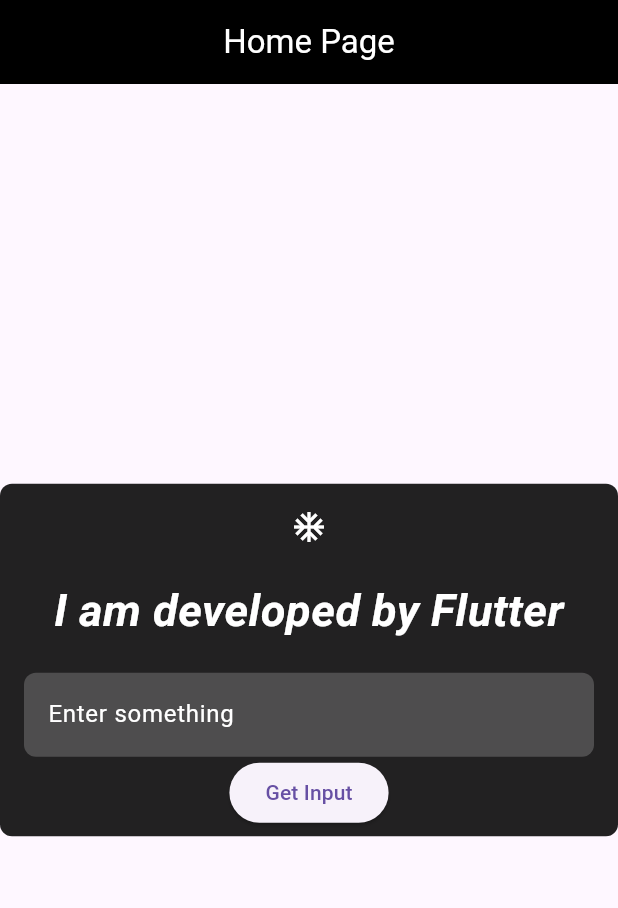
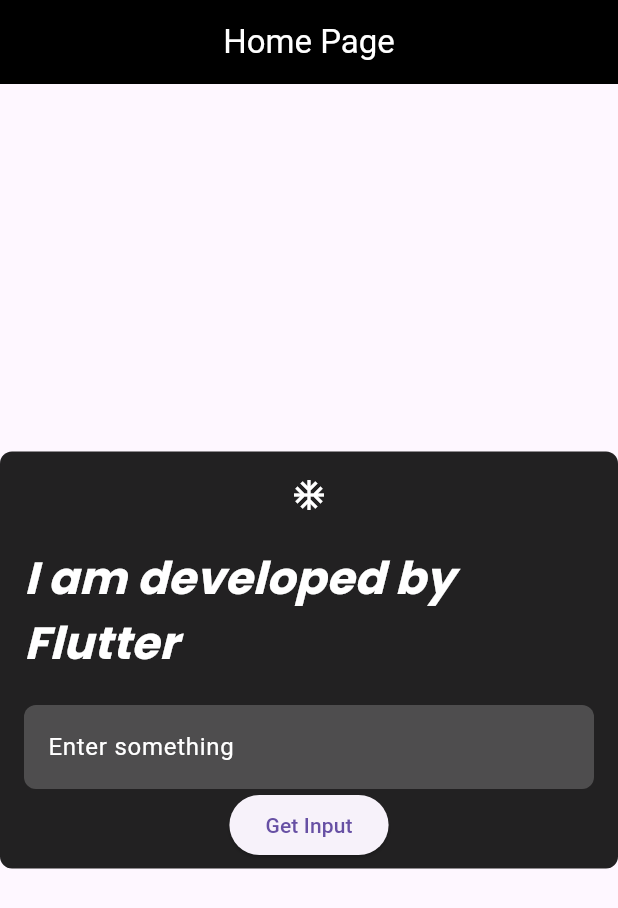
Before and after one commit to Asaduzzaman04/Flutter_app, a Flutter app: the screen it shows after launch, on a phone screen of 412 x 824 dp. Shown: the top 908 px of the screen. Run offline on Flutter 3.47's test engine with Material 3 defaults, Android fonts, the phone set to English and light mode, and no system bars.

Commit message:
custom font aded

```diff
--- a/my_app/lib/main.dart
+++ b/my_app/lib/main.dart
@@ -53,6 +53,7 @@
                     fontStyle: FontStyle.italic,
                     fontWeight: FontWeight.bold,
                     color: Colors.white,
+                    fontFamily: "poppins"
                   ),
                 ),
                 const SizedBox(
@@ -61,7 +62,7 @@
                   controller: _textController, // Assign the controller
                   decoration: InputDecoration(
                     labelText: 'Enter something',
-                    labelStyle: TextStyle(color: Colors.white),
+                    labelStyle: const TextStyle(color: Colors.white),
                     filled: true,
                     fillColor: Colors.white.withOpacity(0.2),
                     border: OutlineInputBorder(
@@ -69,7 +70,7 @@
                       borderSide: BorderSide.none,
                     ),
                   ),
-                  style: TextStyle(color: Colors.white),
+                  style: const TextStyle(color: Colors.white),
                 ),
                 ElevatedButton( // Add a button to retrieve the value
                   onPressed: () {
```
Also changed, not shown: my_app/pubspec.yaml (+12 -11 lines), my_app/assets/font/Poppins-Black.ttf (added), my_app/assets/font/Poppins-BlackItalic.ttf (added), my_app/assets/font/Poppins-Bold.ttf (added), my_app/assets/font/Poppins-BoldItalic.ttf (added), my_app/assets/font/Poppins-ExtraBold.ttf (added), my_app/assets/font/Poppins-ExtraBoldItalic.ttf (added), my_app/assets/font/Poppins-ExtraLight.ttf (added), my_app/assets/font/Poppins-ExtraLightItalic.ttf (added), my_app/assets/font/Poppins-Italic.ttf (added), my_app/assets/font/Poppins-Light.ttf (added), my_app/assets/font/Poppins-LightItalic.ttf (added), my_app/assets/font/Poppins-Medium.ttf (added), my_app/assets/font/Poppins-MediumItalic.ttf (added), 5 more files.
